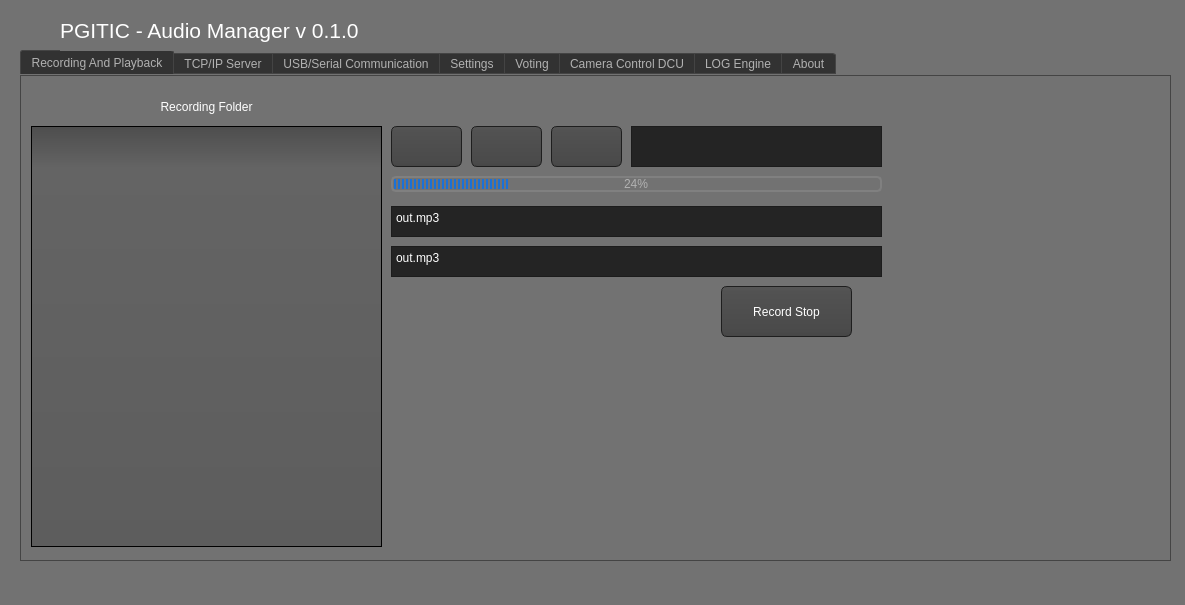
This is mainwindow.ui in cxdcxd/pgitic_gstramer as Qt 5 draws it before an edit. The edited form follows.
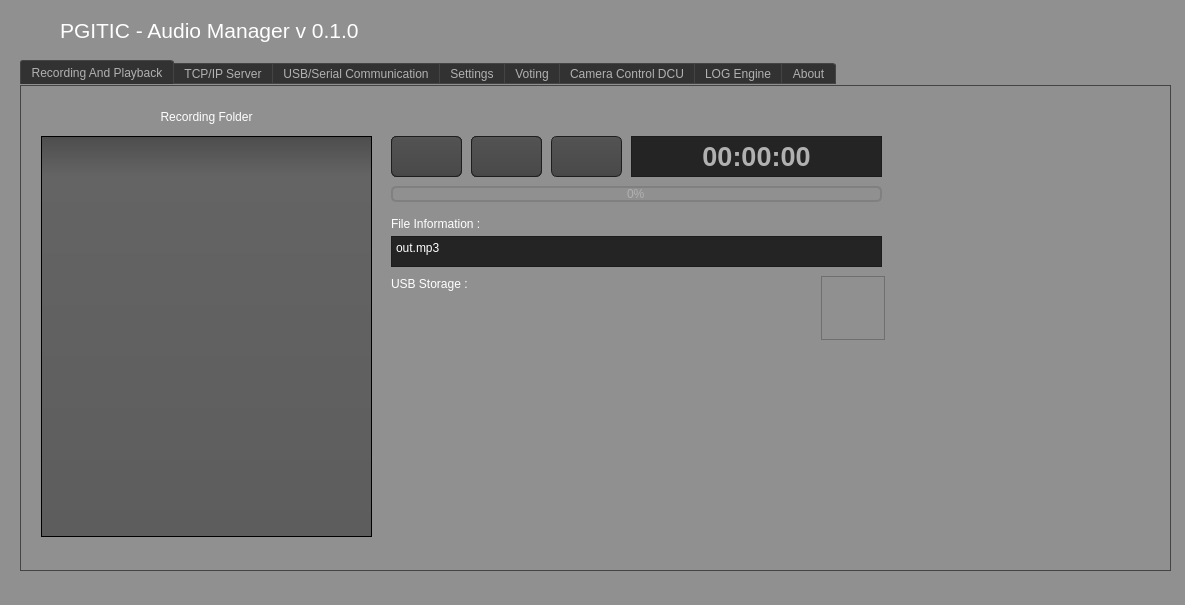
This is the edited form. The open tabs and pages were chosen to show the change. Icons and pictures are not drawn.

Patch:
```diff
--- a/mainwindow.ui
+++ b/mainwindow.ui
@@ -29,7 +29,7 @@
 QWidget
 {
     color: #b1b1b1;
-    background-color: #727272;
+    background-color: #909090;
 }
 
 QWidget:item:hover
@@ -482,7 +482,7 @@
     <property name="geometry">
      <rect>
       <x>20</x>
-      <y>50</y>
+      <y>60</y>
       <width>1151</width>
       <height>511</height>
      </rect>
@@ -497,16 +497,6 @@
      <attribute name="title">
       <string>Recording And Playback</string>
      </attribute>
-     <widget class="QListView" name="lst_folder">
-      <property name="geometry">
-       <rect>
-        <x>10</x>
-        <y>50</y>
-        <width>351</width>
-        <height>421</height>
-       </rect>
-      </property>
-     </widget>
      <widget class="QLabel" name="label_2">
       <property name="geometry">
        <rect>
@@ -575,47 +565,11 @@
        </size>
       </property>
      </widget>
-     <widget class="QPushButton" name="btn_recstop">
-      <property name="geometry">
-       <rect>
-        <x>700</x>
-        <y>210</y>
-        <width>131</width>
-        <height>51</height>
-       </rect>
-      </property>
-      <property name="styleSheet">
-       <string notr="true">color: rgb(255, 255, 255);</string>
-      </property>
-      <property name="text">
-       <string>Record Stop</string>
-      </property>
-     </widget>
-     <widget class="QTextEdit" name="txt_playname">
-      <property name="geometry">
-       <rect>
-        <x>370</x>
-        <y>170</y>
-        <width>491</width>
-        <height>31</height>
-       </rect>
-      </property>
-      <property name="styleSheet">
-       <string notr="true">color: rgb(255, 255, 255);</string>
-      </property>
-      <property name="html">
-       <string>&lt;!DOCTYPE HTML PUBLIC &quot;-//W3C//DTD HTML 4.0//EN&quot; &quot;http://www.w3.org/TR/REC-html40/strict.dtd&quot;&gt;
-&lt;html&gt;&lt;head&gt;&lt;meta name=&quot;qrichtext&quot; content=&quot;1&quot; /&gt;&lt;style type=&quot;text/css&quot;&gt;
-p, li { white-space: pre-wrap; }
-&lt;/style&gt;&lt;/head&gt;&lt;body style=&quot; font-family:'Sans Serif'; font-size:9pt; font-weight:400; font-style:normal;&quot;&gt;
-&lt;p style=&quot; margin-top:0px; margin-bottom:0px; margin-left:0px; margin-right:0px; -qt-block-indent:0; text-indent:0px;&quot;&gt;out.mp3&lt;/p&gt;&lt;/body&gt;&lt;/html&gt;</string>
-      </property>
-     </widget>
      <widget class="QTextEdit" name="txt_recname">
       <property name="geometry">
        <rect>
         <x>370</x>
-        <y>130</y>
+        <y>150</y>
         <width>491</width>
         <height>31</height>
        </rect>
@@ -663,6 +617,25 @@
         <height>41</height>
        </rect>
       </property>
+      <property name="font">
+       <font>
+        <pointsize>12</pointsize>
+       </font>
+      </property>
+      <property name="verticalScrollBarPolicy">
+       <enum>Qt::ScrollBarAlwaysOff</enum>
+      </property>
+      <property name="horizontalScrollBarPolicy">
+       <enum>Qt::ScrollBarAlwaysOff</enum>
+      </property>
+      <property name="html">
+       <string>&lt;!DOCTYPE HTML PUBLIC &quot;-//W3C//DTD HTML 4.0//EN&quot; &quot;http://www.w3.org/TR/REC-html40/strict.dtd&quot;&gt;
+&lt;html&gt;&lt;head&gt;&lt;meta name=&quot;qrichtext&quot; content=&quot;1&quot; /&gt;&lt;style type=&quot;text/css&quot;&gt;
+p, li { white-space: pre-wrap; }
+&lt;/style&gt;&lt;/head&gt;&lt;body style=&quot; font-family:'Sans Serif'; font-size:12pt; font-weight:400; font-style:normal;&quot;&gt;
+&lt;p align=&quot;center&quot; style=&quot; margin-top:12px; margin-bottom:12px; margin-left:0px; margin-right:0px; -qt-block-indent:0; text-indent:0px;&quot;&gt;&lt;span style=&quot; font-size:20pt; font-weight:600;&quot;&gt;00:00:00&lt;/span&gt;&lt;/p&gt;
+&lt;p align=&quot;center&quot; style=&quot; margin-top:12px; margin-bottom:12px; margin-left:0px; margin-right:0px; -qt-block-indent:0; text-indent:0px;&quot;&gt;&lt;span style=&quot; font-size:20pt;&quot;&gt;&lt;br /&gt;&lt;/span&gt;&lt;/p&gt;&lt;/body&gt;&lt;/html&gt;</string>
+      </property>
      </widget>
      <widget class="QProgressBar" name="progressBar">
       <property name="geometry">
@@ -674,7 +647,167 @@
        </rect>
       </property>
       <property name="value">
-       <number>24</number>
+       <number>0</number>
+      </property>
+      <property name="textVisible">
+       <bool>true</bool>
+      </property>
+      <property name="orientation">
+       <enum>Qt::Horizontal</enum>
+      </property>
+      <property name="invertedAppearance">
+       <bool>false</bool>
+      </property>
+      <property name="format">
+       <string>%p%</string>
+      </property>
+     </widget>
+     <widget class="QFrame" name="img_usbstorage1">
+      <property name="geometry">
+       <rect>
+        <x>800</x>
+        <y>190</y>
+        <width>64</width>
+        <height>64</height>
+       </rect>
+      </property>
+      <property name="styleSheet">
+       <string notr="true">border-image: url(:/new/images/Resource/Play/x6.png) 0 0 0 0 100 stretch;
+
+
+</string>
+      </property>
+      <property name="frameShape">
+       <enum>QFrame::StyledPanel</enum>
+      </property>
+      <property name="frameShadow">
+       <enum>QFrame::Raised</enum>
+      </property>
+     </widget>
+     <widget class="QLabel" name="label_3">
+      <property name="geometry">
+       <rect>
+        <x>370</x>
+        <y>130</y>
+        <width>351</width>
+        <height>16</height>
+       </rect>
+      </property>
+      <property name="styleSheet">
+       <string notr="true">color: rgb(255, 255, 255);</string>
+      </property>
+      <property name="text">
+       <string>File Information :</string>
+      </property>
+      <property name="alignment">
+       <set>Qt::AlignLeading|Qt::AlignLeft|Qt::AlignVCenter</set>
+      </property>
+     </widget>
+     <widget class="QLabel" name="label_8">
+      <property name="geometry">
+       <rect>
+        <x>370</x>
+        <y>190</y>
+        <width>121</width>
+        <height>16</height>
+       </rect>
+      </property>
+      <property name="styleSheet">
+       <string notr="true">color: rgb(255, 255, 255);</string>
+      </property>
+      <property name="text">
+       <string>USB Storage :</string>
+      </property>
+      <property name="alignment">
+       <set>Qt::AlignLeading|Qt::AlignLeft|Qt::AlignVCenter</set>
+      </property>
+     </widget>
+     <widget class="QFrame" name="img_usbstorage0">
+      <property name="geometry">
+       <rect>
+        <x>800</x>
+        <y>190</y>
+        <width>64</width>
+        <height>64</height>
+       </rect>
+      </property>
+      <property name="styleSheet">
+       <string notr="true">border-image: url(:/new/images/Resource/Play/x7.png) 0 0 0 0 100 stretch;
+
+
+</string>
+      </property>
+      <property name="frameShape">
+       <enum>QFrame::StyledPanel</enum>
+      </property>
+      <property name="frameShadow">
+       <enum>QFrame::Raised</enum>
+      </property>
+     </widget>
+     <widget class="QListWidget" name="lst_folder_info">
+      <property name="geometry">
+       <rect>
+        <x>20</x>
+        <y>50</y>
+        <width>331</width>
+        <height>401</height>
+       </rect>
+      </property>
+      <property name="font">
+       <font>
+        <pointsize>12</pointsize>
+        <weight>75</weight>
+        <bold>true</bold>
+       </font>
+      </property>
+     </widget>
+     <widget class="QPushButton" name="btn_recstop">
+      <property name="geometry">
+       <rect>
+        <x>370</x>
+        <y>50</y>
+        <width>71</width>
+        <height>41</height>
+       </rect>
+      </property>
+      <property name="text">
+       <string/>
+      </property>
+      <property name="icon">
+       <iconset resource="assets.qrc">
+        <normaloff>:/new/images/Resource/Play/x2.png</normaloff>:/new/images/Resource/Play/x2.png</iconset>
+      </property>
+      <property name="iconSize">
+       <size>
+        <width>32</width>
+        <height>32</height>
+       </size>
+      </property>
+     </widget>
+     <widget class="QPushButton" name="btn_playpause">
+      <property name="geometry">
+       <rect>
+        <x>450</x>
+        <y>50</y>
+        <width>71</width>
+        <height>41</height>
+       </rect>
+      </property>
+      <property name="text">
+       <string/>
+      </property>
+      <property name="icon">
+       <iconset resource="assets.qrc">
+        <normaloff>:/new/images/Resource/Play/x4.png</normaloff>:/new/images/Resource/Play/x4.png</iconset>
+      </property>
+      <property name="iconSize">
+       <size>
+        <width>32</width>
+        <height>32</height>
+       </size>
+      </property>
+      <property name="checkable">
+       <bool>false</bool>
       </property>
      </widget>
     </widget>
```
Left out of the diff: 92 changed lines with no effect on the pictures.
